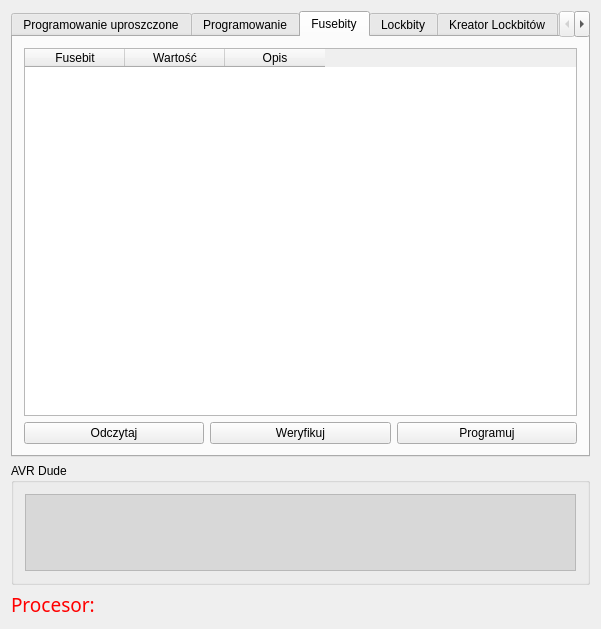
Old version of the form forms/maindialog.ui in the repository ttomek32/tmfavrcalculator.
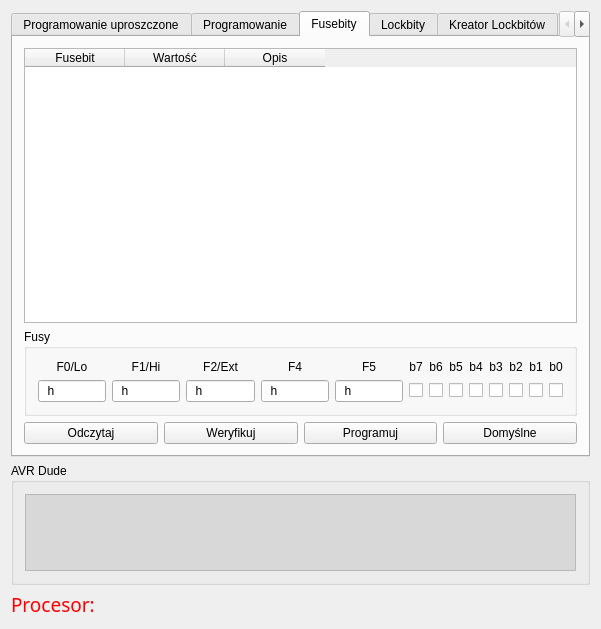
New version of the form. The open tabs and pages were chosen to show the change. Icons and pictures are not drawn.

Commit message: Zmieniona nieco zakładka Fusebity - dodana możliwość podawania fusów hex lub bin.

What changed in the file:
```diff
--- a/forms/maindialog.ui
+++ b/forms/maindialog.ui
@@ -613,7 +613,7 @@
          </item>
         </layout>
        </item>
-       <item row="1" column="0">
+       <item row="3" column="0">
         <layout class="QHBoxLayout" name="horizontalLayout_6">
          <item>
           <widget class="QPushButton" name="FuseReadBtn">
@@ -634,6 +634,272 @@
            <property name="text">
             <string>Programuj</string>
            </property>
+          </widget>
+         </item>
+         <item>
+          <widget class="QPushButton" name="FuseDefaultBtn">
+           <property name="toolTip">
+            <string>Przywróć domyślne ustawienia fusebitów (nie wgrywa ich do MCU)</string>
+           </property>
+           <property name="text">
+            <string>Domyślne</string>
+           </property>
+          </widget>
+         </item>
+        </layout>
+       </item>
+       <item row="1" column="0">
+        <layout class="QVBoxLayout" name="verticalLayout_6">
+         <item>
+          <widget class="QGroupBox" name="FuseGroup">
+           <property name="title">
+            <string>Fusy</string>
+           </property>
+           <layout class="QHBoxLayout" name="horizontalLayout_21">
+            <item>
+             <layout class="QGridLayout" name="gridLayout_15">
+              <item row="1" column="4">
+               <widget class="QLineEdit" name="Fuse5">
+                <property name="inputMask">
+                 <string>HH\h; </string>
+                </property>
+                <property name="maxLength">
+                 <number>3</number>
+                </property>
+               </widget>
+              </item>
+              <item row="1" column="3">
+               <widget class="QLineEdit" name="Fuse4">
+                <property name="inputMask">
+                 <string>HH\h; </string>
+                </property>
+                <property name="maxLength">
+                 <number>3</number>
+                </property>
+               </widget>
+              </item>
+              <item row="1" column="2">
+               <widget class="QLineEdit" name="Fuse2">
+                <property name="inputMask">
+                 <string>HH\h; </string>
+                </property>
+                <property name="maxLength">
+                 <number>3</number>
+                </property>
+               </widget>
+              </item>
+              <item row="1" column="1">
+               <widget class="QLineEdit" name="Fuse1">
+                <property name="inputMask">
+                 <string>HH\h; </string>
+                </property>
+               </widget>
+              </item>
+              <item row="1" column="5">
+               <widget class="QCheckBox" name="Fuse_b7">
+                <property name="text">
+                 <string/>
+                </property>
+               </widget>
+              </item>
+              <item row="1" column="6">
+               <widget class="QCheckBox" name="Fuse_b6">
+                <property name="text">
+                 <string/>
+                </property>
+               </widget>
+              </item>
+              <item row="1" column="7">
+               <widget class="QCheckBox" name="Fuse_b5">
+                <property name="text">
+                 <string/>
+                </property>
+               </widget>
+              </item>
+              <item row="1" column="8">
+               <widget class="QCheckBox" name="Fuse_b4">
+                <property name="text">
+                 <string/>
+                </property>
+               </widget>
+              </item>
+              <item row="1" column="9">
+               <widget class="QCheckBox" name="Fuse_b3">
+                <property name="text">
+                 <string/>
+                </property>
+               </widget>
+              </item>
+              <item row="1" column="10">
+               <widget class="QCheckBox" name="Fuse_b2">
+                <property name="text">
+                 <string/>
+                </property>
+               </widget>
+              </item>
+              <item row="1" column="11">
+               <widget class="QCheckBox" name="Fuse_b1">
+                <property name="text">
+                 <string/>
+                </property>
+               </widget>
+              </item>
+              <item row="1" column="12">
+               <widget class="QCheckBox" name="Fuse_b0">
+                <property name="text">
+                 <string/>
+                </property>
+               </widget>
+              </item>
+              <item row="0" column="0">
+               <widget class="QLabel" name="Fuse_F0LBL">
+                <property name="text">
+                 <string>F0/Lo</string>
+                </property>
+                <property name="alignment">
+                 <set>Qt::AlignCenter</set>
+                </property>
+               </widget>
+              </item>
+              <item row="0" column="1">
+               <widget class="QLabel" name="Fuse_F1LBL">
+                <property name="text">
+                 <string>F1/Hi</string>
+                </property>
+                <property name="alignment">
+                 <set>Qt::AlignCenter</set>
+                </property>
+               </widget>
+              </item>
+              <item row="0" column="2">
+               <widget class="QLabel" name="Fuse_F2LBL">
+                <property name="text">
+                 <string>F2/Ext</string>
+                </property>
+                <property name="alignment">
+                 <set>Qt::AlignCenter</set>
+                </property>
+               </widget>
+              </item>
+              <item row="0" column="3">
+               <widget class="QLabel" name="Fuse_F4LBL">
+                <property name="text">
+                 <string>F4</string>
+                </property>
+                <property name="alignment">
+                 <set>Qt::AlignCenter</set>
+                </property>
+               </widget>
+              </item>
+              <item row="0" column="4">
+               <widget class="QLabel" name="Fuse_F5LBL">
+                <property name="text">
+                 <string>F5</string>
+                </property>
+                <property name="alignment">
+                 <set>Qt::AlignCenter</set>
+                </property>
+               </widget>
+              </item>
+              <item row="0" column="5">
+               <widget class="QLabel" name="Fuse_b7l">
+                <property name="text">
+                 <string>b7</string>
+                </property>
+                <property name="alignment">
+                 <set>Qt::AlignCenter</set>
+                </property>
+               </widget>
+              </item>
+              <item row="0" column="6">
+               <widget class="QLabel" name="Fuse_b6l">
+                <property name="text">
+                 <string>b6</string>
+                </property>
+                <property name="alignment">
+                 <set>Qt::AlignCenter</set>
+                </property>
+               </widget>
+              </item>
+              <item row="0" column="7">
+               <widget class="QLabel" name="Fuse_b5l">
+                <property name="text">
+                 <string>b5</string>
+                </property>
+                <property name="alignment">
+                 <set>Qt::AlignCenter</set>
+                </property>
+               </widget>
+              </item>
+              <item row="0" column="8">
+               <widget class="QLabel" name="Fuse_b4l">
+                <property name="text">
+                 <string>b4</string>
+                </property>
+                <property name="alignment">
+                 <set>Qt::AlignCenter</set>
+                </property>
+               </widget>
+              </item>
+              <item row="0" column="9">
+               <widget class="QLabel" name="Fuse_b3l">
+                <property name="text">
+                 <string>b3</string>
+                </property>
+                <property name="alignment">
+                 <set>Qt::AlignCenter</set>
+                </property>
+               </widget>
+              </item>
+              <item row="0" column="10">
+               <widget class="QLabel" name="Fuse_b2l">
+                <property name="text">
+                 <string>b2</string>
+                </property>
+                <property name="alignment">
+                 <set>Qt::AlignCenter</set>
+                </property>
+               </widget>
+              </item>
+              <item row="0" column="11">
+               <widget class="QLabel" name="Fuse_b1l">
+                <property name="text">
+                 <string>b1</string>
+                </property>
+                <property name="alignment">
+                 <set>Qt::AlignCenter</set>
+                </property>
+               </widget>
+              </item>
+              <item row="0" column="12">
+               <widget class="QLabel" name="Fuse_b0l">
+                <property name="text">
+                 <string>b0</string>
+                </property>
+                <property name="alignment">
+                 <set>Qt::AlignCenter</set>
+                </property>
+               </widget>
+              </item>
+              <item row="1" column="0">
+               <widget class="QLineEdit" name="Fuse0">
+                <property name="inputMask">
+                 <string comment="HH">HH\h; </string>
+                </property>
+                <property name="text">
+                 <string>h</string>
+                </property>
+                <property name="maxLength">
+                 <number>3</number>
+                </property>
+                <property name="frame">
+                 <bool>true</bool>
+                </property>
+               </widget>
+              </item>
+             </layout>
+            </item>
+           </layout>
           </widget>
          </item>
         </layout>
```
Left out of the diff: 33 changed lines with no effect on the pictures. The commit also changes 1 other file.
